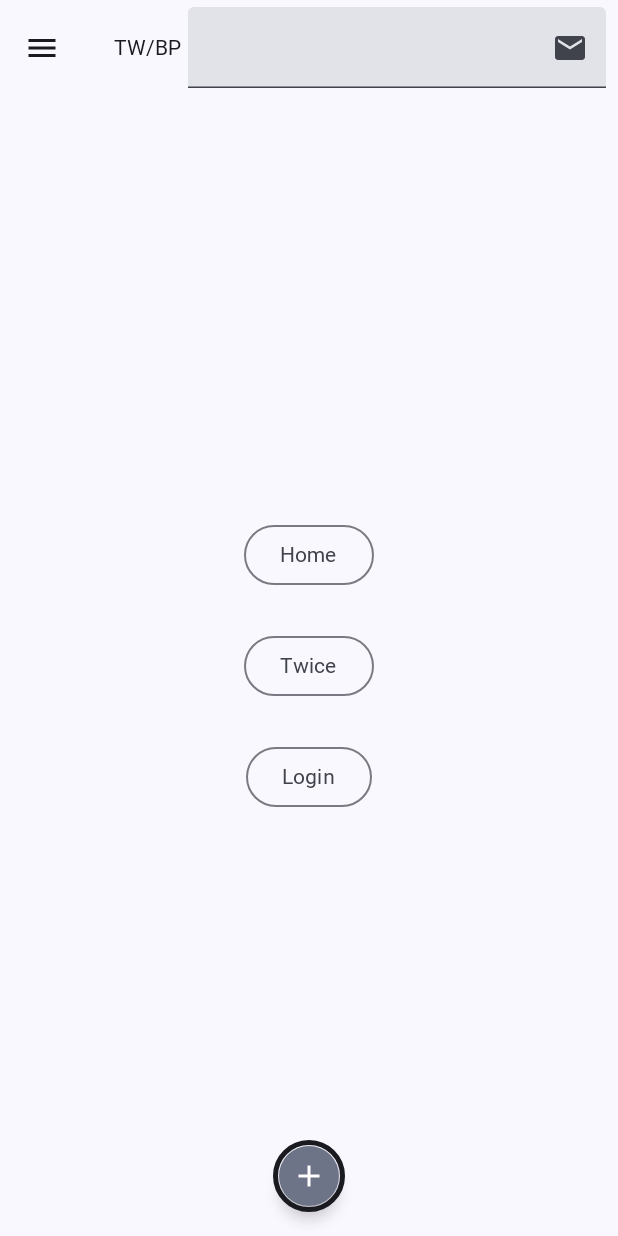
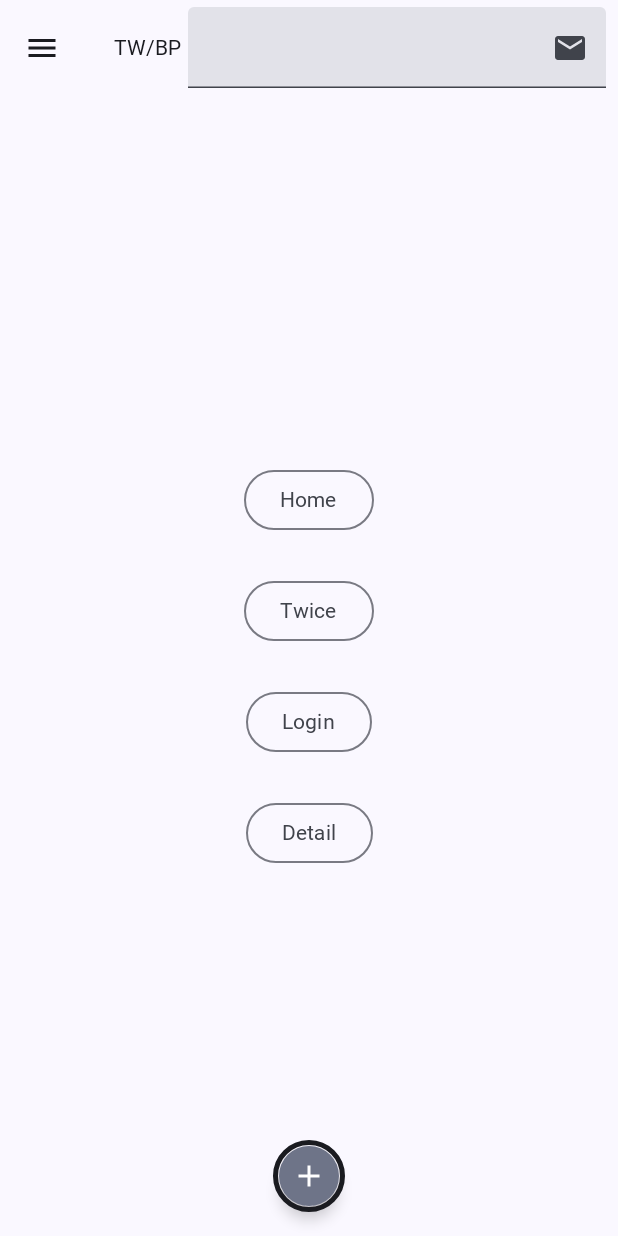
Before and after one commit to slow333/android-components-viewmodel-navigator, an Android app built with Jetpack Compose: the screen it shows after launch (MainActivity), on a phone screen of 412 x 824 dp. Run offline under Robolectric (Android 15) with nearby library versions, the phone set to English and light mode, and no system bars; Roboto replaces fonts that are not available here.

Commit message:
send and receive multiple args to screen, navGraph, Screen, send screen

```diff
--- a/app/src/main/java/kr/logcenter/restart/NavGraph.kt
+++ b/app/src/main/java/kr/logcenter/restart/NavGraph.kt
@@ -1,9 +1,13 @@
 package kr.logcenter.restart
 
+import android.util.Log
 import androidx.compose.runtime.Composable
 import androidx.navigation.NavHostController
+import androidx.navigation.NavType
 import androidx.navigation.compose.NavHost
 import androidx.navigation.compose.composable
+import androidx.navigation.navArgument
+import kr.logcenter.restart.components.Detail
 import kr.logcenter.restart.components.HomeScreen
 import kr.logcenter.restart.components.Login
 import kr.logcenter.restart.components.TwiceCardList
@@ -16,5 +20,17 @@ fun SetupNavGraph( navController: NavHostController
       composable(route = Screen.Home.route ) { HomeScreen(navController) }
       composable(route = Screen.Login.route ) { Login(navController) }
       composable(route = Screen.Blackpink.route ) { TwiceCardList(twiceList, navController) }
+      composable(route = Screen.Detail.route,
+         arguments = listOf(
+            navArgument(DETAIL_ARG_KEY) { type = NavType.IntType },
+            navArgument(DETAIL_ARG_NAME) { type = NavType.StringType }
+         )
+      ) {
+//         Log.d("args", it.arguments?.getInt(DETAIL_ARG_KEY).toString() )
+//         Log.d("args", it.arguments?.getString(DETAIL_ARG_NAME).toString() )
+         val arg_id = it.arguments?.getInt(DETAIL_ARG_KEY).toString()
+         val arg_name = it.arguments?.getString(DETAIL_ARG_NAME).toString()
+         Detail(navController, arg_id, arg_name) }
+
    }
 }
--- a/app/src/main/java/kr/logcenter/restart/Screen.kt
+++ b/app/src/main/java/kr/logcenter/restart/Screen.kt
@@ -1,7 +1,23 @@
 package kr.logcenter.restart
 
+const val DETAIL_ARG_KEY = "id"
+const val DETAIL_ARG_NAME = "name"
+
 sealed class Screen(val route: String) {
-   object Home: Screen(route = "home_screen")
-   object Login: Screen(route = "login_screen")
-   object Blackpink: Screen(route = "blackpink_screen")
+   object Home : Screen(route = "home_screen")
+   object Login : Screen(route = "login_screen")
+   object Blackpink : Screen(route = "blackpink_screen")
+   object Detail : Screen(route = "detail_screen?id={$DETAIL_ARG_KEY}&name={$DETAIL_ARG_NAME}") {
+//   object Detail : Screen(route = "detail_screen/{$DETAIL_ARG_KEY}/${DETAIL_ARG_NAME}") {
+/*      fun passId(id: Int): String {
+         return this.route.replace(
+            oldValue = "{$DETAIL_ARG_KEY}",
+            newValue = "$id"
+         )
+      }*/
+
+      fun passIdAndName(id: Int = 0, name: String = "kal"): String {
+         return "detail_screen?id=$id&name=$name"
+      }
+   }
 }
--- a/app/src/main/java/kr/logcenter/restart/components/HomeScreen.kt
+++ b/app/src/main/java/kr/logcenter/restart/components/HomeScreen.kt
@@ -28,19 +28,34 @@ fun HomeScreen(navController: NavController) {
          verticalArrangement = Arrangement.spacedBy(26.dp, alignment = Alignment.CenterVertically),
          horizontalAlignment = Alignment.CenterHorizontally
       ) {
-         OutlinedButton(onClick = { navController.navigate(route = Screen.Home.route) },
+         OutlinedButton(onClick = { navController.navigate(route = Screen.Home.route){
+            popUpTo(Screen.Home.route) {inclusive = true}
+         } },
          ) {
             Text(text = "Home")
          }
-         OutlinedButton(onClick = { navController.navigate(route = Screen.Blackpink.route) },
+         OutlinedButton(onClick = { navController.navigate(route = Screen.Blackpink.route){
+            popUpTo(Screen.Blackpink.route) {inclusive = true}
+         } },
          ) {
             Text(text = "Twice")
          }
-         OutlinedButton(onClick = { navController.navigate(route = Screen.Login.route) },
+         OutlinedButton(onClick = { navController.navigate(route = Screen.Login.route){
+            popUpTo(Screen.Login.route) {inclusive = true}
+         } },
          ) {
             Text(text = "Login")
          }
+         OutlinedButton(
+            onClick = {
+               navController.navigate(route = Screen.Detail.passIdAndName(21, "twice"))
+            },
+         ) {
+            Text(text = "Detail")
+         }
       }
+
+
    }
 }
 
--- a/app/src/main/java/kr/logcenter/restart/components/ScaffoldTwice.kt
+++ b/app/src/main/java/kr/logcenter/restart/components/ScaffoldTwice.kt
@@ -117,6 +117,10 @@ fun DropDownMenu(navController: NavController) {
             text = { Text("Login") },
             onClick = { navController.navigate(route = Screen.Login.route) }
          )
+         DropdownMenuItem(
+            text = { Text("Detail") },
+            onClick = { navController.navigate(route = Screen.Detail.route) }
+         )
       }
    }
 }
```
Also changed, not shown: app/src/main/java/kr/logcenter/restart/components/Detail_ReceiveArgs.kt (added, +12 -0 lines).
